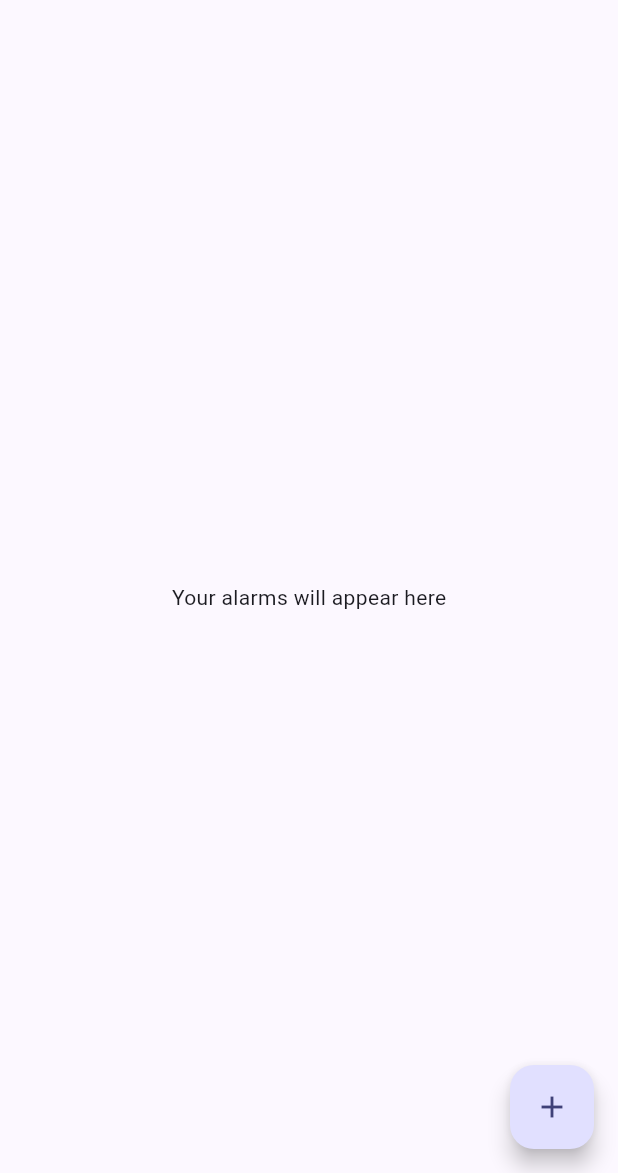
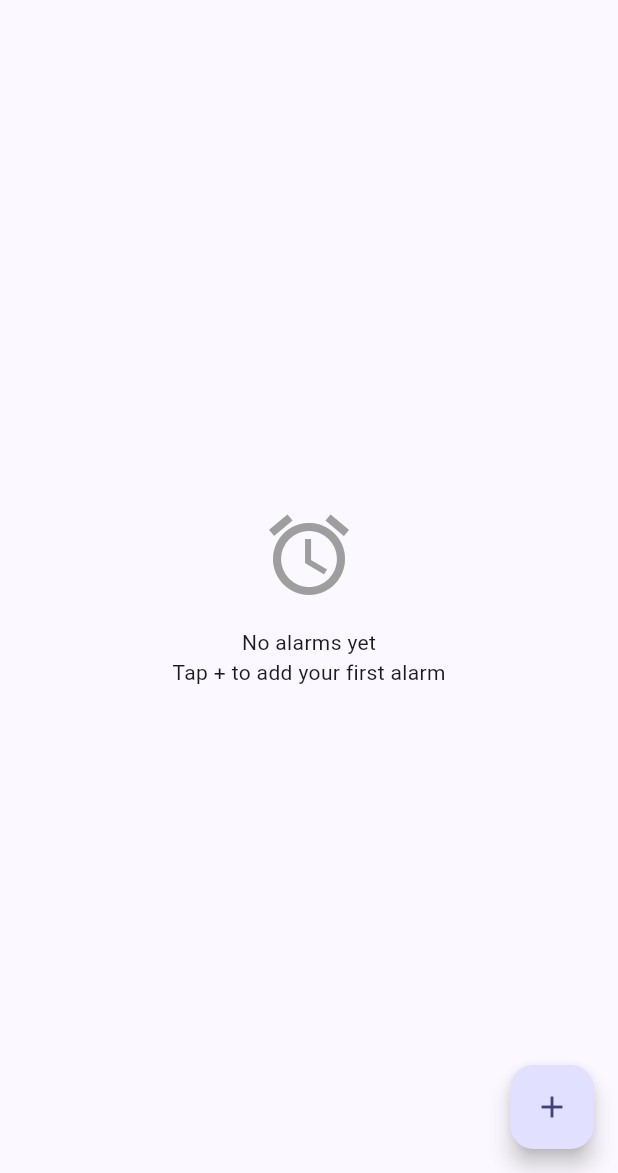
Before and after one commit to hfritz34/Ventus, a Flutter app: the screen it shows after launch, on a phone screen of 412 x 824 dp, the part 63-1236 px from its top. Run offline on Flutter 3.47's test engine with Material 3 defaults, Android fonts, the phone set to English and light mode, and no system bars; our stand-ins replace flutter_local_notifications, flutter_riverpod, go_router, hive, hive_flutter, logger and 2 more; accounts and stored records are empty.

Commit message:
implement alarm CRUD UI and routing

```diff
--- a/app/lib/core/routing/app_router.dart
+++ b/app/lib/core/routing/app_router.dart
@@ -1,5 +1,8 @@
 import 'package:go_router/go_router.dart';
 import 'package:app/features/alarm/screens/alarm_list_screen.dart';
+import 'package:app/features/alarm/screens/add_alarm_screen.dart';
+import 'package:app/features/alarm/screens/edit_alarm_screen.dart';
+import 'package:app/features/alarm/models/alarm.dart';
 
 final appRouter = GoRouter(
   initialLocation: '/',
@@ -9,5 +12,18 @@ final appRouter = GoRouter(
       name: 'home',
       builder: (context, state) => const AlarmListScreen(),
     ),
+    GoRoute(
+      path: '/add-alarm',
+      name: 'add-alarm',
+      builder: (context, state) => const AddAlarmScreen(),
+    ),
+    GoRoute(
+      path: '/edit-alarm',
+      name: 'edit-alarm',
+      builder: (context, state) {
+        final alarm = state.extra as Alarm;
+        return EditAlarmScreen(alarm: alarm);
+      },
+    ),
   ],
 );
--- a/app/lib/features/alarm/screens/alarm_list_screen.dart
+++ b/app/lib/features/alarm/screens/alarm_list_screen.dart
@@ -1,21 +1,113 @@
 import 'package:flutter/material.dart';
+import 'package:flutter_riverpod/flutter_riverpod.dart';
+import 'package:go_router/go_router.dart';
+import 'package:intl/intl.dart';
+import 'package:app/features/alarm/providers/alarm_provider.dart';
+import 'package:app/core/services/storage_service.dart';
 
-class AlarmListScreen extends StatelessWidget {
+class AlarmListScreen extends ConsumerStatefulWidget {
   const AlarmListScreen({super.key});
 
   @override
+  ConsumerState<AlarmListScreen> createState() => _AlarmListScreenState();
+}
+
+class _AlarmListScreenState extends ConsumerState<AlarmListScreen> {
+  @override
+  void initState() {
+    super.initState();
+    _loadAlarms();
+  }
+
+  void _loadAlarms() {
+    final alarms = StorageService().getAllAlarms();
+    ref.read(alarmProvider.notifier).loadAlarms(alarms);
+  }
+
+  String _formatTime(DateTime time) {
+    return DateFormat.jm().format(time);
+  }
+
+  String _formatDays(List<int> days) {
+    if (days.isEmpty) return 'Once';
+    if (days.length == 7) return 'Every day';
+
+    const dayNames = ['Mon', 'Tue', 'Wed', 'Thu', 'Fri', 'Sat', 'Sun'];
+    return days.map((d) => dayNames[d - 1]).join(', ');
+  }
+
+  Future<void> _deleteAlarm(String alarmId) async {
+    ref.read(alarmProvider.notifier).deleteAlarm(alarmId);
+    await StorageService().deleteAlarm(alarmId);
+  }
+
+  Future<void> _toggleAlarm(String alarmId) async {
+    ref.read(alarmProvider.notifier).toggleAlarm(alarmId);
+    final alarm = ref.read(alarmProvider).firstWhere((a) => a.id == alarmId);
+    await StorageService().saveAlarm(alarm);
+  }
+
+  @override
   Widget build(BuildContext context) {
+    final alarms = ref.watch(alarmProvider);
+
     return Scaffold(
       appBar: AppBar(
         title: const Text('Ventus'),
       ),
-      body: const Center(
-        child: Text('Your alarms will appear here'),
-      ),
+      body: alarms.isEmpty
+          ? const Center(
+              child: Column(
+                mainAxisAlignment: MainAxisAlignment.center,
+                children: [
+                  Icon(Icons.alarm, size: 64, color: Colors.grey),
+                  SizedBox(height: 16),
+                  Text('No alarms yet'),
+                  Text('Tap + to add your first alarm'),
+                ],
+              ),
+            )
+          : ListView.builder(
+              itemCount: alarms.length,
+              padding: const EdgeInsets.all(16),
+              itemBuilder: (context, index) {
+                final alarm = alarms[index];
+                return Card(
+                  margin: const EdgeInsets.only(bottom: 12),
+                  child: ListTile(
+                    onTap: () => context.push('/edit-alarm', extra: alarm),
+                    title: Text(
+                      _formatTime(alarm.alarmTime),
+                      style: Theme.of(context).textTheme.headlineSmall,
+                    ),
+                    subtitle: Column(
+                      crossAxisAlignment: CrossAxisAlignment.start,
+                      children: [
+                        Text(_formatDays(alarm.repeatDays)),
+                        Text('${alarm.graceWindowMinutes} min grace window'),
+                        if (alarm.accountabilityContactName != null)
+                          Text('Contact: ${alarm.accountabilityContactName}'),
+                      ],
+                    ),
+                    trailing: Row(
+                      mainAxisSize: MainAxisSize.min,
+                      children: [
+                        Switch(
+                          value: alarm.isActive,
+                          onChanged: (_) => _toggleAlarm(alarm.id),
+                        ),
+                        IconButton(
+                          icon: const Icon(Icons.delete),
+                          onPressed: () => _deleteAlarm(alarm.id),
+                        ),
+                      ],
+                    ),
+                  ),
+                );
+              },
+            ),
       floatingActionButton: FloatingActionButton(
-        onPressed: () {
-          // TODO: Navigate to add alarm screen
-        },
+        onPressed: () => context.push('/add-alarm'),
         child: const Icon(Icons.add),
       ),
     );
```
Also changed, not shown: app/lib/features/alarm/screens/add_alarm_screen.dart (added, +193 -0 lines), app/lib/features/alarm/screens/edit_alarm_screen.dart (added, +212 -0 lines).
